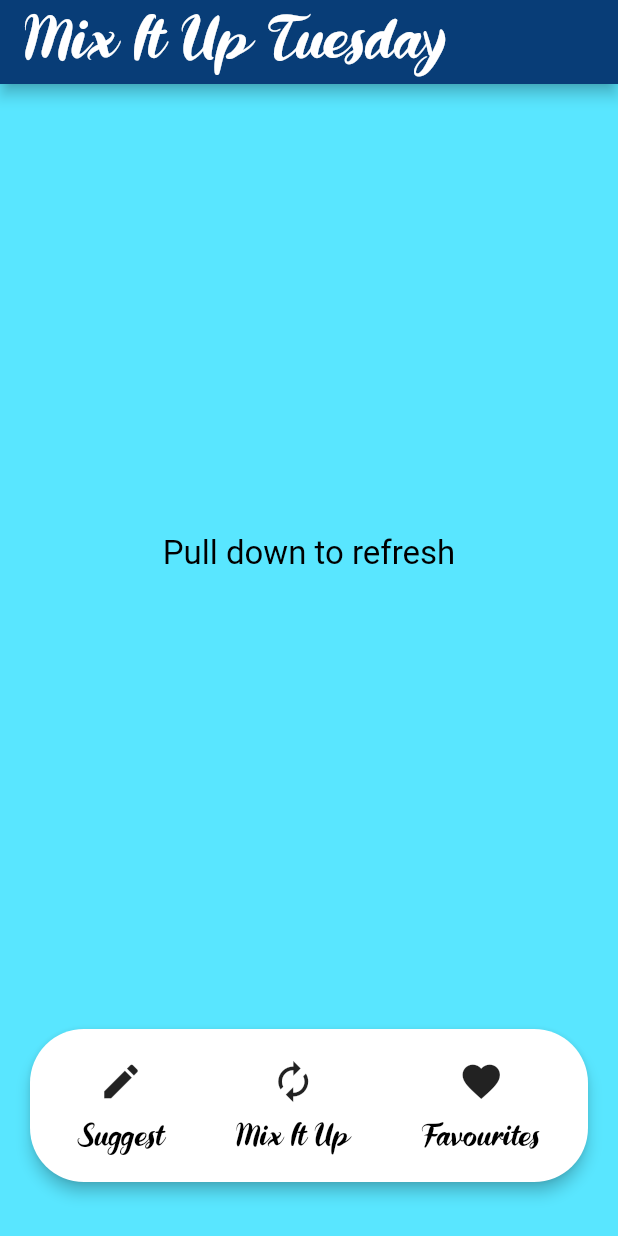
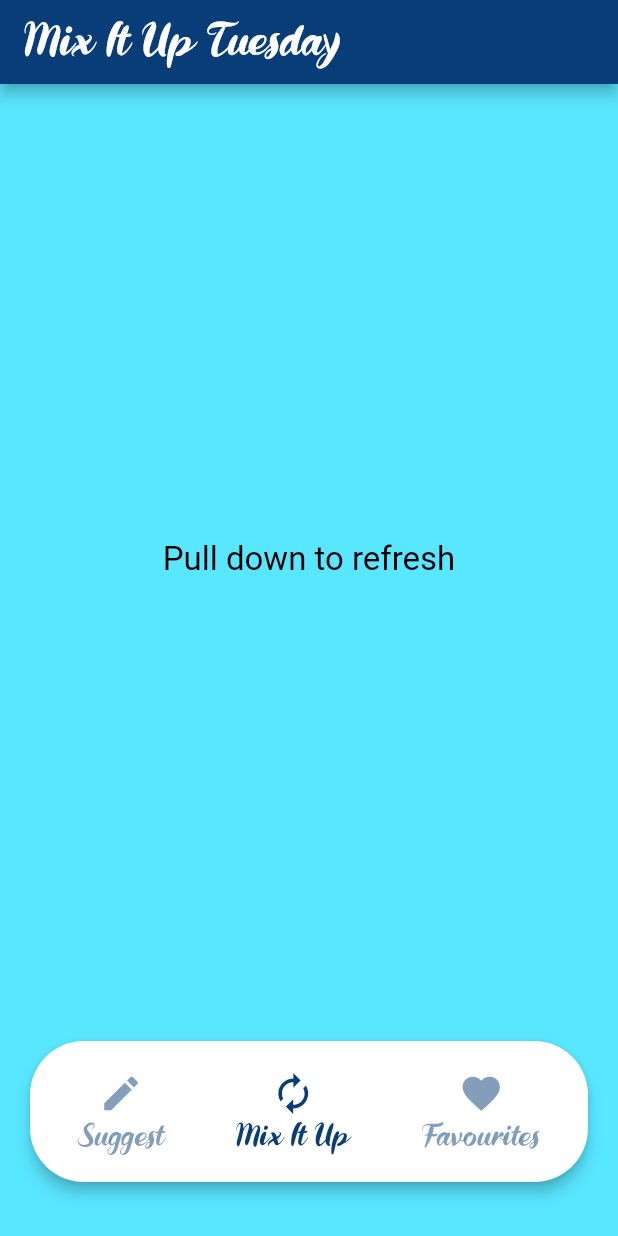
Before and after one commit to matt-malarkey/mix-it-up, a Flutter app: the screen it shows after launch, on a phone screen of 412 x 824 dp. Run offline on Flutter 3.47's test engine with Material 2 defaults, Android fonts, the phone set to English and light mode, and no system bars.

Commit message:
Add dev team to xcode project, give icon buttons an active colour and change styling

```diff
--- a/lib/home.dart
+++ b/lib/home.dart
@@ -24,6 +24,7 @@ class HomeScreenState extends State<HomeScreen> {
   Widget _navItem(String text, IconData icon, int index) => StyledIconButton(
         text: text,
         icon: icon,
+        selected: _selectedIndex == index,
         callback: () => setState(() => _selectedIndex = index),
       );
 
--- a/lib/main.dart
+++ b/lib/main.dart
@@ -18,7 +18,7 @@ class App extends StatelessWidget {
       child: Consumer<Idea>(
         builder: (BuildContext context, Idea value, Widget child) {
           return MaterialApp(
-            title: 'Flutter Demo',
+            title: 'Mix It Up Tuesdays',
             theme: appTheme,
             home: Theme(
               data: appTheme,
--- a/lib/theme.dart
+++ b/lib/theme.dart
@@ -54,7 +54,7 @@ TextTheme _textWith({@required Color color}) => TextTheme(
         fontFamily: 'DR',
         fontFamilyFallback: const ['Roboto'],
         color: color,
-        fontSize: 40,
+        fontSize: 30,
         fontWeight: FontWeight.w300,
       ),
       subtitle: TextStyle(
--- a/lib/widgets/icon_button.dart
+++ b/lib/widgets/icon_button.dart
@@ -1,15 +1,22 @@
 import 'package:flutter/material.dart';
 
 class StyledIconButton extends StatelessWidget {
-  const StyledIconButton({Key key, @required this.text, @required this.icon, this.callback})
-      : super(key: key);
+  const StyledIconButton({
+    Key key,
+    @required this.text,
+    @required this.icon,
+    this.selected = true,
+    this.callback,
+  }) : super(key: key);
 
   final String text;
   final IconData icon;
+  final bool selected;
   final dynamic callback;
 
   @override
   Widget build(BuildContext context) {
+    final Color selectedColor = Theme.of(context).primaryColor;
     return Padding(
       padding: const EdgeInsets.symmetric(vertical: 4.0),
       child: FlatButton(
@@ -23,22 +30,24 @@ class StyledIconButton extends StatelessWidget {
               child: Icon(
                 icon,
                 size: 30,
+                color: selected ? selectedColor : selectedColor.withOpacity(0.5),
               ),
             ),
             Padding(
-              padding: const EdgeInsets.only(top: 12.0, bottom: 16.0),
+              padding: const EdgeInsets.only(top: 4.0, bottom: 16.0),
               child: Text(
                 text,
                 style: Theme.of(context).textTheme.caption.copyWith(
                   fontSize: 20,
                   fontFamily: 'DR',
                   fontFamilyFallback: const ['Roboto'],
+                  color: selected ? selectedColor : selectedColor.withOpacity(0.5),
                 ),
               ),
             ),
           ],
         ),
-        onPressed: () => callback(),
+        onPressed: callback,
       ),
     );
   }
```
Also changed, not shown: 1 other file.
